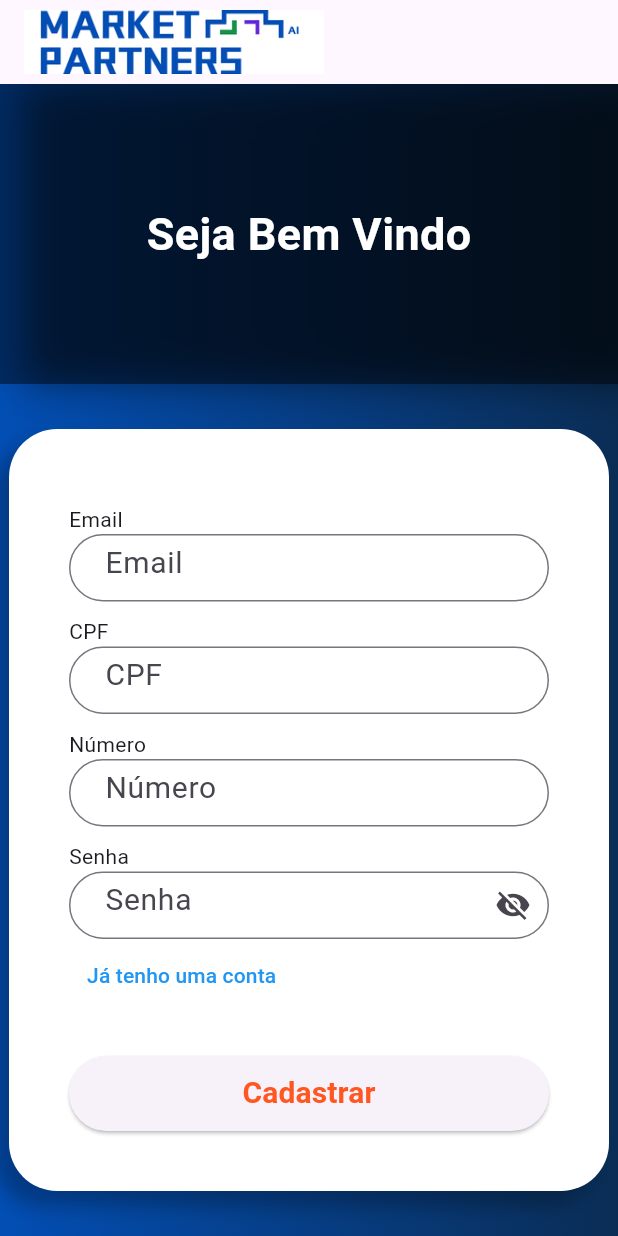
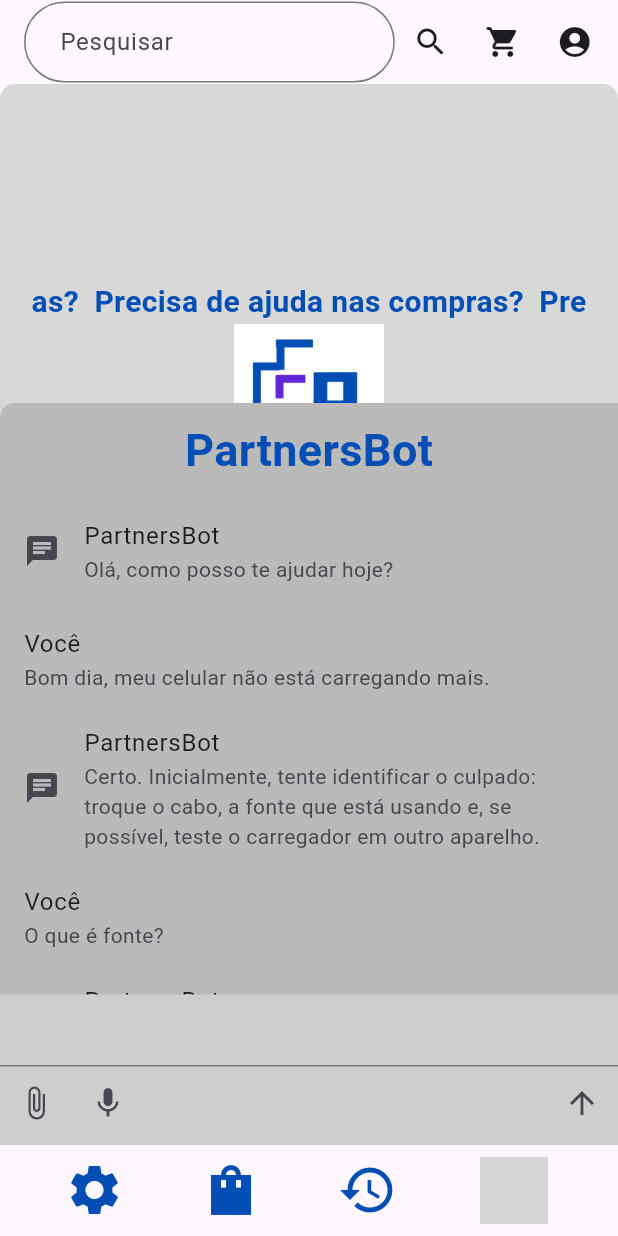
Before and after one commit to FelipeMoreiraVentura/TCC-Partners, a Flutter app: the screen it shows after launch, on a phone screen of 412 x 824 dp. Run offline on Flutter 3.47's test engine with Material 3 defaults, Android fonts, the phone set to English and light mode, and no system bars; drawn by our look-alikes of carousel_slider; our stand-ins replace mask_text_input_formatter; Roboto replaces fonts that are missing (Montserrat); grey boxes are pictures that could not be loaded.

Commit message:
login de vendedor

```diff
--- a/lib/main.dart
+++ b/lib/main.dart
@@ -1,4 +1,8 @@
 import 'package:flutter/material.dart';
+import 'package:market_partners/buildListView.dart';
+import 'package:market_partners/buildlistview2.dart';
+import 'package:market_partners/screens/corPreferida.dart';
+import 'package:market_partners/terceira.dart';
 import "screens/login/login.dart";
 import 'screens/home/home.dart';
 
@@ -14,10 +18,14 @@
     return MaterialApp(
       debugShowCheckedModeBanner: false,
       title: "Market Partners",
-      initialRoute: "/login",
+      initialRoute: "/",
       routes: {
         "/login": (context) => const Login(),
         "/": (context) => const Home(),
+        "/cor": (conrext) => CorPreferida(),
+        "/list": (context) => buildlistview(),
+        "/list2": (context) => Buildlistview2(),
+        "/3": (context) => Terceira(),
       },
     );
   }
--- a/lib/screens/home/home.dart
+++ b/lib/screens/home/home.dart
@@ -1,4 +1,8 @@
 import 'package:flutter/material.dart';
+import 'package:market_partners/screens/home/widgets/Carousel.dart';
+import 'package:market_partners/utils/isMobile.dart';
+import 'package:market_partners/widgets/navBar.dart';
+import 'package:market_partners/utils/style.dart';
 
 class Home extends StatefulWidget {
   const Home({super.key});
@@ -10,6 +14,77 @@
 class _HomeState extends State<Home> {
   @override
   Widget build(BuildContext context) {
-    return const Placeholder();
+    bool isMobile = IsMobile(context);
+    var sizeScreen = MediaQuery.of(context).size;
+
+    return Scaffold(
+      appBar: AppBar(
+        automaticallyImplyLeading: false,
+        title: Expanded(
+          child: Row(
+            mainAxisAlignment: MainAxisAlignment.spaceEvenly,
+            children: [
+              if (!isMobile)
+                Image.asset("images/logoString.png", height: 43, width: 200),
+              Row(
+                children: [
+                  SizedBox(
+                    width: MediaQuery.of(context).size.width * 0.6,
+                    child: TextField(
+                      obscureText: false,
+                      decoration: InputDecoration(
+                        contentPadding: const EdgeInsets.fromLTRB(
+                          20,
+                          15,
+                          20,
+                          15,
+                        ),
+                        hintText: "Pesquisar",
+                        border: OutlineInputBorder(
+                          borderRadius: BorderRadius.circular(32),
+                        ),
+                      ),
+                    ),
+                  ),
+                  IconButton(onPressed: () {}, icon: Icon(Icons.search)),
+                ],
+              ),
+              IconButton(
+                onPressed: () {},
+                icon: Icon(Icons.shopping_cart_rounded),
+              ),
+              IconButton(
+                onPressed: () {
+                  Navigator.pushNamed(context, "/login");
+                },
+                icon: Icon(Icons.account_circle),
+              ),
+            ],
+          ),
+        ),
+      ),
+      body: NavBar(
+        child: Container(
+          decoration: BoxDecoration(
+            color: AppColors.background,
+            borderRadius: BorderRadius.only(
+              topLeft: Radius.circular(10),
+              topRight: isMobile ? Radius.circular(10) : Radius.zero,
+            ),
+          ),
+          child: Column(
+            children: [
+              Center(
+                child: SizedBox(
+                  width: sizeScreen.width * 0.9,
+                  height: sizeScreen.height * 0.6,
+                  child: carousel(isMobile, sizeScreen),
+                ),
+              ),
+            ],
+          ),
+        ),
+      ),
+    );
   }
 }
--- /dev/null
+++ b/lib/screens/home/widgets/Carousel.dart
@@ -0,0 +1,35 @@
+import 'package:carousel_slider/carousel_slider.dart';
+import 'package:flutter/material.dart';
+import 'package:market_partners/utils/style.dart';
+
+Widget carousel(bool isMobile, sizeScreen) {
+  List<Widget> items = [
+    Container(
+      height: sizeScreen.height * 0.6,
+      width: sizeScreen.width * 0.9,
+      decoration: BoxDecoration(
+        color: AppColors.grey_100,
+        borderRadius: BorderRadius.all(Radius.circular(32)),
+      ),
+      child: Column(
+        children: [
+          Text(
+            "Precisa de ajuda nas compras?",
+            style: isMobile ? AppText.titleTiny : AppText.titleLarge,
+          ),
+          Image.asset(
+            "assets/images/chatIcon.png",
+            height: isMobile ? 100 : 200,
+            width: isMobile ? 100 : 200,
+          ),
+          Text(
+            "Converse com o PartnersBot !",
+            style: isMobile ? AppText.tiny : AppText.medium,
+          ),
+        ],
+      ),
+    ),
+  ];
+
+  return CarouselSlider(items: items, options: CarouselOptions(autoPlay: true));
+}
--- a/lib/screens/login/login.dart
+++ b/lib/screens/login/login.dart
@@ -1,4 +1,7 @@
 import 'package:flutter/material.dart';
+import 'package:market_partners/screens/login/widgets/input.dart';
+import 'package:market_partners/utils/isMobile.dart';
+import 'package:market_partners/utils/style.dart';
 
 class Login extends StatefulWidget {
   const Login({super.key});
@@ -8,33 +11,25 @@
 }
 
 class _LoginState extends State<Login> {
-  bool isLogin = false;
+  int isLogin = 0;
   bool obscureText = true;
   @override
   Widget build(BuildContext context) {
-    double sizeBoxheigth = isLogin ? 30 : 10;
-    bool isMobile = MediaQuery.of(context).size.width < 800;
+    double sizeBoxheigth = isLogin == 0 ? 30 : 10;
+    bool isMobile = IsMobile(context);
 
-    TextStyle style = const TextStyle(fontFamily: "Montserrat", fontSize: 20);
-
-    final emailField = SizedBox(
-      height: 45,
-      child: TextField(
-        obscureText: false,
-        style: style,
-        decoration: InputDecoration(
-          contentPadding: const EdgeInsets.fromLTRB(20, 15, 20, 15),
-          hintText: "Email",
-          border: OutlineInputBorder(borderRadius: BorderRadius.circular(32)),
-        ),
-      ),
-    );
+    String email = "";
+    final emailField = input("Email", (value) {
+      setState(() {
+        email = value;
+      });
+    });
 
     final passwordField = SizedBox(
       height: 45,
       child: TextField(
         obscureText: obscureText,
-        style: style,
+        style: AppText.tiny,
         decoration: InputDecoration(
           contentPadding: EdgeInsets.fromLTRB(20, 15, 20, 15),
           hintText: "Senha",
@@ -51,31 +46,19 @@
       ),
     );
 
-    final cpfField = SizedBox(
-      height: 45,
-      child: TextField(
-        obscureText: false,
-        style: style,
-        decoration: InputDecoration(
-          contentPadding: const EdgeInsets.fromLTRB(20, 15, 20, 15),
-          hintText: "CPF",
-          border: OutlineInputBorder(borderRadius: BorderRadius.circular(32)),
-        ),
-      ),
-    );
+    String cpf = "";
+    final cpfField = input(isLogin == 1 ? "CPF" : "CNPJ", (value) {
+      setState(() {
+        cpf = value;
+      });
+    });
 
-    final numberField = SizedBox(
-      height: 45,
-      child: TextField(
-        obscureText: false,
-        style: style,
-        decoration: InputDecoration(
-          contentPadding: const EdgeInsets.fromLTRB(20, 15, 20, 15),
-          hintText: "Número",
-          border: OutlineInputBorder(borderRadius: BorderRadius.circular(32)),
-        ),
-      ),
-    );
+    String number = "";
+    final numberField = input("Numero", (value) {
+      setState(() {
+        number = value;
+      });
+    });
 
     final buttonLogin = ButtonTheme(
       child: ElevatedButton(
@@ -89,12 +72,9 @@
           ),
         ),
         child: Text(
-          isLogin ? "Login" : "Cadastrar",
+          isLogin != 0 ? "Login" : "Cadastrar",
           textAlign: TextAlign.center,
-          style: style.copyWith(
-            color: Colors.deepOrange,
-            fontWeight: FontWeight.bold,
-          ),
+          style: AppText.tiny,
         ),
       ),
     );
@@ -109,13 +89,13 @@
             BoxShadow(
               color: const Color.fromARGB(117, 0, 0, 0),
               blurRadius: 20,
-              offset: isLogin ? Offset(-15, 0) : Offset(15, 0),
+              offset: isLogin != 0 ? Offset(-15, 0) : Offset(15, 0),
             ),
           ],
         ),
         child: Center(
           child: Text(
-            isLogin
+            isLogin != 0
                 ? isMobile
                     ? "Bem Vindo De Volta"
                     : "Bem\nVindo\nDe\nVolta"
@@ -153,15 +133,12 @@
                 crossAxisAlignment: CrossAxisAlignment.start,
                 children: [
                   SizedBox(height: sizeBoxheigth),
-                  const Text("Email"),
-                  emailField,
+                  ...emailField,
                   SizedBox(height: sizeBoxheigth),
-                  if (!isLogin) ...[
-                    const Text("CPF"),
-                    cpfField,
+                  if (isLogin != 0) ...[
+                    ...cpfField,
                     SizedBox(height: sizeBoxheigth),
-                    const Text("Número"),
-                    numberField,
+                    ...numberField,
                     SizedBox(height: sizeBoxheigth),
                   ],
                   const Text("Senha"),
@@ -171,14 +148,28 @@
                       TextButton(
                         onPressed: () {
                           setState(() {
-                            isLogin = !isLogin;
+                            isLogin == 0 ? isLogin = 1 : isLogin = 0;
                           });
                         },
                         child: Text(
-                          isLogin ? "Criar uma conta" : "Já tenho uma conta",
+                          isLogin == 0
+                              ? "Criar uma conta"
+                              : "Já tenho uma conta",
                           style: const TextStyle(color: Colors.blue),
                         ),
                       ),
+                      if (isLogin != 0)
+                        TextButton(
+                          onPressed: () {
+                            setState(() {
+                              isLogin == 1 ? isLogin = 2 : isLogin = 1;
+                            });
+                          },
+                          child: Text(
+                            isLogin == 1 ? "Ser um vendedor" : "Ser comprador",
+                            style: const TextStyle(color: Colors.blue),
+                          ),
+                        ),
                     ],
                   ),
                   SizedBox(height: 30),
@@ -189,7 +180,7 @@
           ),
         ),
       );
-      return isLogin || isMobile
+      return isLogin != 0 || isMobile
           ? [text, loginContainer]
           : [loginContainer, text];
     }
--- /dev/null
+++ b/lib/utils/isMobile.dart
@@ -0,0 +1,5 @@
+import 'package:flutter/material.dart';
+
+bool IsMobile(BuildContext context) {
+  return MediaQuery.of(context).size.width < 800;
+}
--- /dev/null
+++ b/lib/utils/style.dart
@@ -0,0 +1,28 @@
+import "package:flutter/material.dart";
+
+class AppColors {
+  static const Color background = Color.fromARGB(255, 216, 216, 216);
+  static const Color blue = Color.fromRGBO(2, 78, 180, 1.0);
+  static const Color grey = Colors.grey;
+  static const Color grey_100 = Color.fromARGB(255, 216, 216, 216);
+}
+
+class AppText {
+  static const TextStyle titleLarge = TextStyle(
+    color: AppColors.blue,
+    fontSize: 50,
+    fontWeight: FontWeight.bold,
+  );
+  static const TextStyle titleMedium = TextStyle(
+    color: AppColors.blue,
+    fontSize: 30,
+    fontWeight: FontWeight.bold,
+  );
+  static const TextStyle titleTiny = TextStyle(
+    color: AppColors.blue,
+    fontSize: 20,
+    fontWeight: FontWeight.bold,
+  );
+  static const TextStyle tiny = TextStyle(fontSize: 20);
+  static const TextStyle medium = TextStyle(fontSize: 30);
+}
--- /dev/null
+++ b/lib/widgets/navBar.dart
@@ -0,0 +1,75 @@
+import 'package:flutter/material.dart';
+import 'package:market_partners/utils/isMobile.dart';
+import 'package:market_partners/utils/style.dart';
+import 'package:market_partners/widgets/widgetsChat.dart';
+
+class NavBar extends StatefulWidget {
+  final Widget child;
+  const NavBar({super.key, required this.child});
+
+  @override
+  _NavBarState createState() => _NavBarState();
+}
+
+class _NavBarState extends State<NavBar> {
+  bool chatView = true;
+
+  @override
+  Widget build(BuildContext context) {
+    bool isMobile = IsMobile(context);
+
+    List<Widget> buttonRoutes = [
+      IconButton(
+        onPressed: () {},
+        icon: Icon(Icons.settings, color: AppColors.blue, size: 40),
+      ),
+      IconButton(
+        onPressed: () {},
+        icon: Icon(Icons.shopping_bag_sharp, color: AppColors.blue, size: 40),
+      ),
+      IconButton(
+        onPressed: () {},
+        icon: Icon(Icons.history, color: AppColors.blue, size: 40),
+      ),
+      TextButton(
+        onPressed: () {
+          setState(() {
+            chatView = !chatView;
+          });
+        },
+        child: Image.asset("images/chatIcon.png", width: 45, height: 45),
+      ),
+    ];
+
+    return isMobile
+        ? Column(
+          children: [
+            Expanded(
+              child: Stack(
+                children: [
+                  widget.child,
+                  if (chatView) Positioned(bottom: 0, child: ChatView()),
+                ],
+              ),
+            ),
+            Row(
+              mainAxisAlignment: MainAxisAlignment.spaceEvenly,
+              children: buttonRoutes,
+            ),
+          ],
+        )
+        : Row(
+          children: [
+            Column(children: buttonRoutes),
+            Expanded(
+              child: Stack(
+                children: [
+                  widget.child,
+                  if (chatView) Positioned(child: ChatView()),
+                ],
+              ),
+            ),
+          ],
+        );
+  }
+}
--- /dev/null
+++ b/lib/widgets/widgetsChat.dart
@@ -0,0 +1,113 @@
+import 'package:flutter/material.dart';
+import 'package:market_partners/utils/isMobile.dart';
+import 'package:market_partners/utils/style.dart';
+
+class ChatView extends StatefulWidget {
+  const ChatView({super.key});
+
+  @override
+  State<ChatView> createState() => _ChatViewState();
+}
+
+class _ChatViewState extends State<ChatView> {
+  @override
+  Widget build(BuildContext context) {
+    List<Map<String, String>> chatHistory = [
+      {"sender": "bot", "message": "Olá, como posso te ajudar hoje?"},
+      {
+        "sender": "user",
+        "message": "Bom dia, meu celular não está carregando mais.",
+      },
+      {
+        "sender": "bot",
+        "message":
+            "Certo. Inicialmente, tente identificar o culpado: troque o cabo, a fonte que está usando e, se possível, teste o carregador em outro aparelho.",
+      },
+      {"sender": "user", "message": "O que é fonte?"},
+      {
+        "sender": "bot",
+        "message": "Fonte é a parte do carregador que você conecta na tomada.",
+      },
+      {"sender": "user", "message": "Certo, o problema é no cabo."},
+      {
+        "sender": "bot",
+        "message":
+            "Ótimo, encontramos o problema. Agora precisamos saber qual é o tipo do seu conector. Observe a parte que você conecta ao dispositivo e me diga qual o formato.",
+      },
+      {
+        "sender": "user",
+        "message": "Ele, é retangular com bordas arredondadas ",
+      },
+      {
+        "sender": "bot",
+        "message":
+            "Isso é caracteristicas de um conector tipo-c, Veja o modelo abaixo:",
+      },
+    ];
+
+    bool isMobile = IsMobile(context);
+
+    double mediaQueryWidht = MediaQuery.of(context).size.width;
+    double mediaQueryHeight = MediaQuery.of(context).size.height;
+
+    return Container(
+      decoration: BoxDecoration(
+        color: const Color.fromARGB(255, 187, 186, 186),
+        borderRadius: BorderRadius.only(topLeft: Radius.circular(10)),
+      ),
+      width: isMobile ? mediaQueryWidht : mediaQueryWidht * 0.35,
+      height: isMobile ? mediaQueryHeight * 0.6 : mediaQueryHeight,
+      child: Column(
+        children: [
+          Padding(
+            padding: const EdgeInsets.all(10),
+            child: Text("PartnersBot", style: AppText.titleMedium),
+          ),
+          Expanded(
+            child: ListView.builder(
+              itemCount: chatHistory.length,
+              itemBuilder: (context, index) {
+                Map<String, String> message = chatHistory[index];
+                bool isUser = message["sender"] == "user";
+                String sender = isUser ? "Você" : "PartnersBot";
+                String text = message["message"] as String;
+                return ListTile(
+                  title: Text(sender),
+                  subtitle: Text(text),
+                  leading: isUser ? null : Icon(Icons.chat),
+                );
+              },
+            ),
+          ),
+          Container(
+            height: 100,
+            color: const Color.fromARGB(255, 207, 205, 205),
+            child: Column(
+              children: [
+                TextField(),
+                Row(
+                  mainAxisAlignment: MainAxisAlignment.spaceBetween,
+                  children: [
+                    Row(
+                      children: [
+                        IconButton(
+                          onPressed: () {},
+                          icon: Icon(Icons.attach_file),
+                        ),
+                        IconButton(onPressed: () {}, icon: Icon(Icons.mic)),
+                      ],
+                    ),
+                    IconButton(
+                      onPressed: () {},
+                      icon: Icon(Icons.arrow_upward),
+                    ),
+                  ],
+                ),
+              ],
+            ),
+          ),
+        ],
+      ),
+    );
+  }
+}
--- a/pubspec.yaml
+++ b/pubspec.yaml
@@ -34,6 +34,8 @@
   # The following adds the Cupertino Icons font to your application.
   # Use with the CupertinoIcons class for iOS style icons.
   cupertino_icons: ^1.0.8
+  mask_text_input_formatter: ^2.9.0
+  carousel_slider: ^5.0.0
 
 dev_dependencies:
   flutter_test:
@@ -59,7 +61,7 @@
 
   # To add assets to your application, add an assets section, like this:
   assets:
-    - images/
+    - assets/images/
 
   # An image asset can refer to one or more resolution-specific "variants", see
   # https://flutter.dev/to/resolution-aware-images
```
Also changed, not shown: lib/buildListView.dart (added, +39 -0 lines), lib/buildlistview2.dart (added, +31 -0 lines), lib/screens/corPreferida.dart (added, +45 -0 lines), lib/screens/login/widgets/input.dart (added, +40 -0 lines), lib/terceira.dart (added, +34 -0 lines), assets/images/chatIcon.png (added), assets/images/logo.png (renamed from images/logo.png), assets/images/logoString.png (renamed from images/logoString.png), pubspec.lock.
